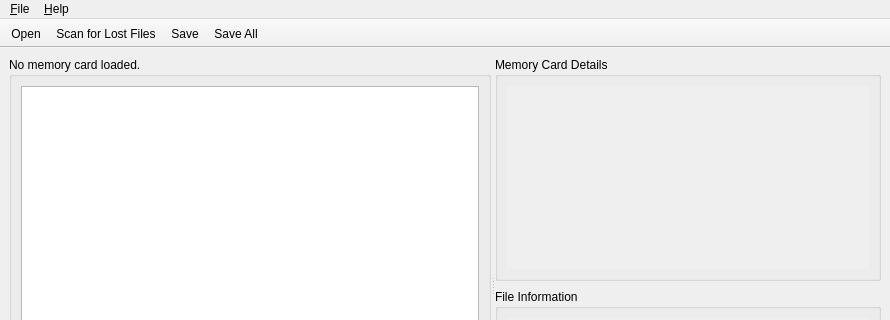
Above: src/mcrecover/ui/McRecoverWindow.ui from GerbilSoft/mcrecover before the change; both pictures show x 0 to 890 and y 0 to 320 of the 890 by 540 pixel window. Below: the same form after it.
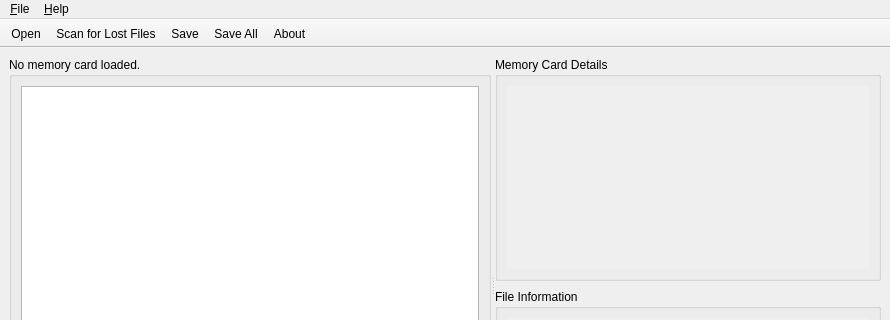
That is the form after the change. Icons and pictures are not drawn. Custom widgets are drawn as their Qt base class.

Commit message:
McRecoverWindowPrivate::initMcToolbar(): Use QToolBar::insertWidget() to right-align the About button.
This allows us to keep the About button in the toolbar in Qt Designer
while also right-aligning the button at runtime.

(The button isn't right-aligned in the designer, though.)

The edit to the form file:
```diff
--- a/src/mcrecover/ui/McRecoverWindow.ui
+++ b/src/mcrecover/ui/McRecoverWindow.ui
@@ -228,6 +228,7 @@
    <addaction name="actionScan"/>
    <addaction name="actionSave"/>
    <addaction name="actionSaveAll"/>
+   <addaction name="actionAbout"/>
   </widget>
   <action name="actionOpen">
    <property name="icon">
```
The commit also changes 1 other file.
